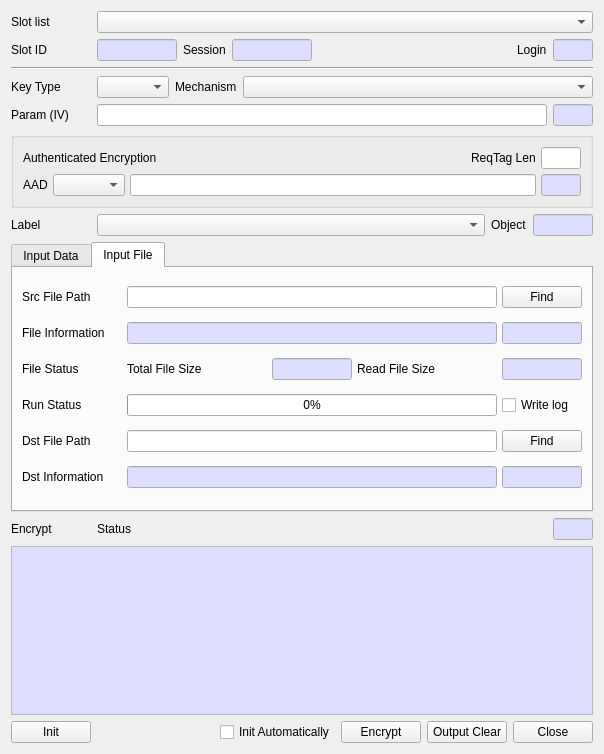
The window that CryptokiMan/encrypt_dlg.ui (jykim74/CryptokiMan) describes before a commit, drawn with Qt 5.
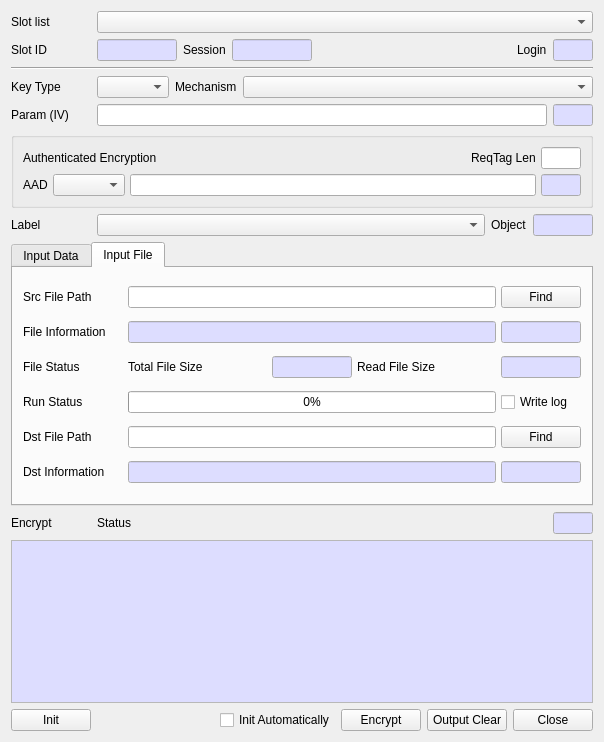
The same window after the commit.

Commit message: UI 개선

The edit to the form file:
```diff
--- a/CryptokiMan/encrypt_dlg.ui
+++ b/CryptokiMan/encrypt_dlg.ui
@@ -7,7 +7,7 @@
     <x>0</x>
     <y>0</y>
     <width>604</width>
-    <height>754</height>
+    <height>742</height>
    </rect>
   </property>
   <property name="windowTitle">
@@ -757,6 +757,18 @@
        <property name="spacing">
         <number>5</number>
        </property>
+       <property name="leftMargin">
+        <number>10</number>
+       </property>
+       <property name="topMargin">
+        <number>10</number>
+       </property>
+       <property name="rightMargin">
+        <number>10</number>
+       </property>
+       <property name="bottomMargin">
+        <number>10</number>
+       </property>
        <item>
         <layout class="QGridLayout" name="gridLayout_9">
          <item row="0" column="0">
```
The commit also changes 2 other files.
